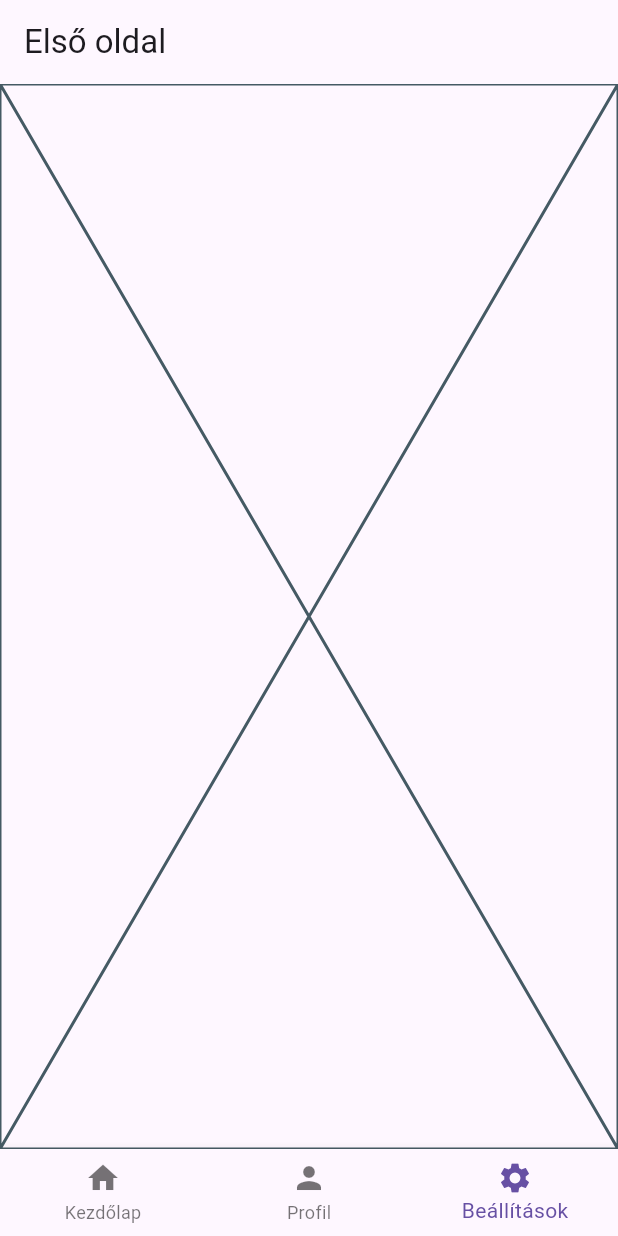
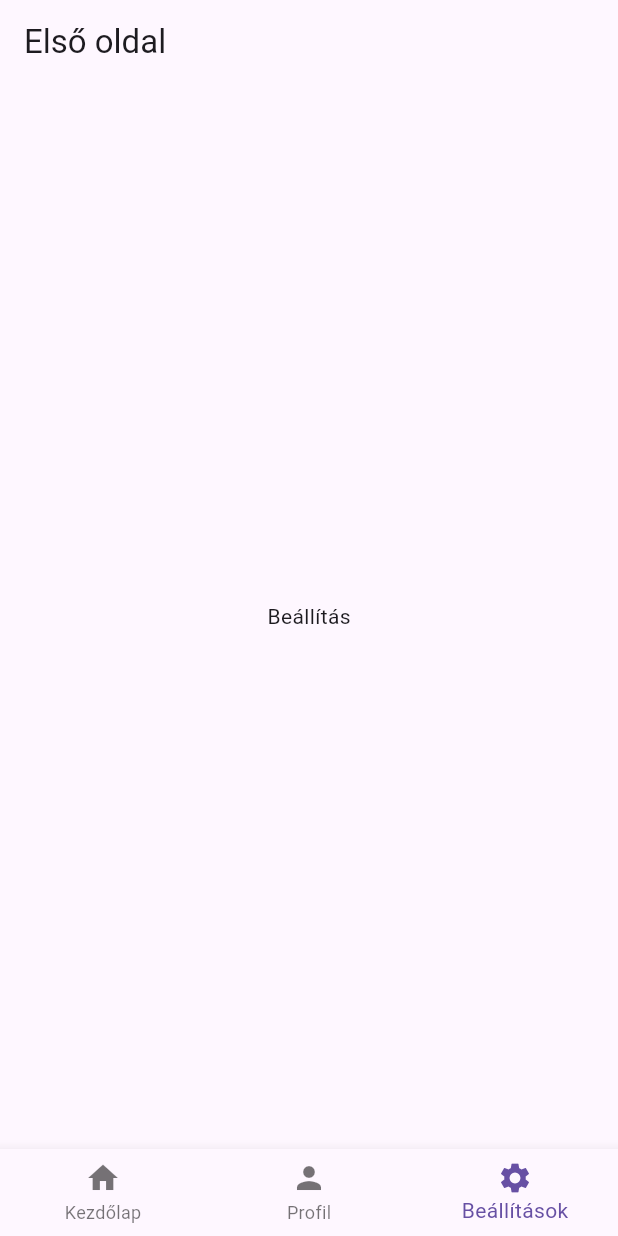
Before and after one commit to dajkagabi/Flutter-2024, a Flutter app: the screen it shows after launch, item 3 of the bottom bar chosen, on a phone screen of 412 x 824 dp. Run offline on Flutter 3.47's test engine with Material 3 defaults, Android fonts, the phone set to English and light mode, and no system bars.

Commit message:
Beállítás

```diff
--- a/lib/pages/settings_page.dart
+++ b/lib/pages/settings_page.dart
@@ -1,3 +1,5 @@
+// ignore_for_file: prefer_const_constructors
+
 import 'package:flutter/material.dart';
 
 class SettingsPage extends StatelessWidget {
@@ -5,6 +7,10 @@ class SettingsPage extends StatelessWidget {
 
   @override
   Widget build(BuildContext context) {
-    return const Placeholder();
+    return Scaffold(
+      body: Center(
+        child: Text("Beállítás"),
+      ),
+    );
   }
 }
```
